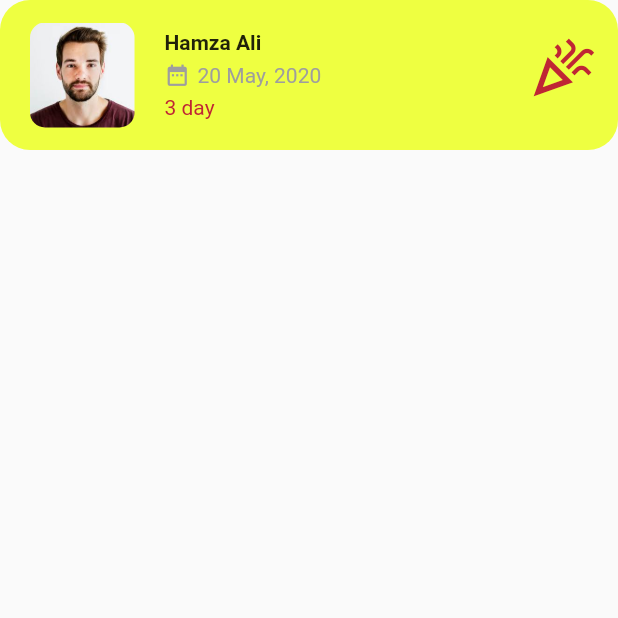
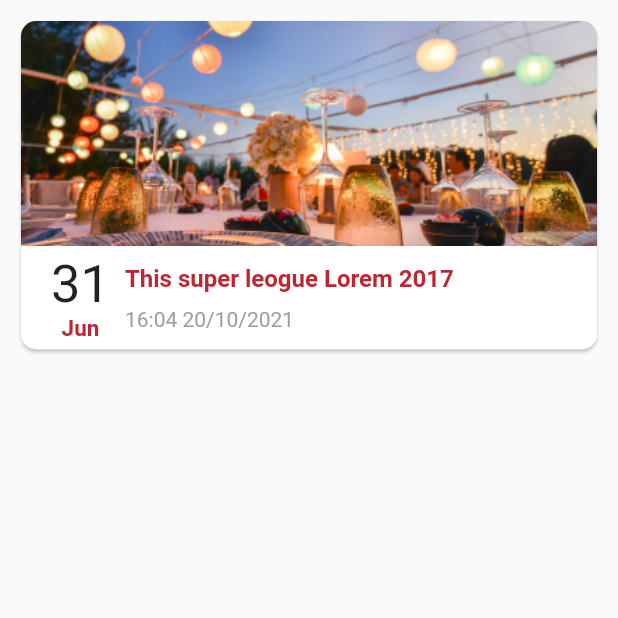
Before and after one commit to Soud-Haroon/Update_Task01, a Flutter app: the screen it shows after launch, after a tap on "Forget Password", on a phone screen of 412 x 824 dp, the top half of it. Run offline on Flutter 3.47's test engine with Material 2 defaults, Android fonts, the phone set to English and light mode, and no system bars.

Commit message:
images added

```diff
--- a/lib/cards/birthCard.dart
+++ b/lib/cards/birthCard.dart
@@ -9,13 +9,14 @@ class BirthDayCard extends StatelessWidget {
     return Scaffold(
       body: SafeArea(
         child: Container(
+          width: MediaQuery.of(context).size.width *0.9,
           height: 100,
           padding: EdgeInsets.symmetric(vertical: 15, horizontal: 20),
           decoration: BoxDecoration(
             borderRadius: BorderRadius.all(
               Radius.circular(20),
             ),
-            color: Colors.limeAccent,
+            color: Colors.white,
           ),
           child: Row(
             crossAxisAlignment: CrossAxisAlignment.center,
@@ -31,6 +32,7 @@ class BirthDayCard extends StatelessWidget {
               Column(
                 crossAxisAlignment: CrossAxisAlignment.start,
                 mainAxisAlignment: MainAxisAlignment.spaceEvenly,
+                mainAxisSize: MainAxisSize.min,
                 children: [
                   Text('Hamza Ali', style: TextStyle(fontWeight: FontWeight.bold)),
                   Row(
--- /dev/null
+++ b/lib/cards/eventCard.dart
@@ -0,0 +1,79 @@
+import 'package:flutter/material.dart';
+import 'package:update_task01/cards/announCard.dart';
+
+class EventCard extends StatelessWidget {
+  @override
+  Widget build(BuildContext context) {
+    return Scaffold(
+      body: SafeArea(
+        child: Padding(
+          padding: const EdgeInsets.all(10),
+          child: GestureDetector(
+            onTap: () {
+              // Navigator.of(context)
+              //     .push(MaterialPageRoute(builder: (context) => Screen21()));
+            },
+            child: Card(
+              clipBehavior: Clip.antiAlias,
+              shape: RoundedRectangleBorder(
+                borderRadius: BorderRadius.circular(10),
+              ),
+              child: Container(
+                child: Column(
+                  mainAxisSize: MainAxisSize.min,
+                  children: [
+                    Stack(
+                      children: [
+                        Image(
+                          image: AssetImage('assets/back_2.png'),
+                          height: 150,
+                          width: MediaQuery.of(context).size.width,
+                          fit: BoxFit.cover,
+                        ),
+                      ],
+                    ),
+                    Padding(
+                      padding: const EdgeInsets.symmetric(horizontal: 20,vertical: 5),
+                      child: Row(
+                        children: [
+                          Column(
+                            children: [
+                              Text(
+                                '31',
+                                style: TextStyle(fontSize: 35),
+                              ),
+                              Text('Jun',
+                                  style: TextStyle(
+                                      color: darkRed, fontSize: 15,fontWeight: FontWeight.bold)), //color red
+                            ],
+                          ),
+                          SizedBox(width: 10),
+                          Column(
+                            crossAxisAlignment: CrossAxisAlignment.start,
+                            children: [
+                              Text(
+                                'This super leogue Lorem 2017',
+                                style: TextStyle(
+                                  fontSize: 16,
+                                  color: darkRed,
+                                  fontWeight: FontWeight.bold,
+                                ),
+                              ), //color red
+                              SizedBox(height: 10),
+                              Text('16:04 20/10/2021',
+                                  style: TextStyle(color: Colors.grey)),
+                            ],
+                          ),
+                        ],
+                      ),
+                    ),
+                  ],
+                ),
+              ),
+            ),
+          ),
+        ),
+      ),
+    );
+  }
+}
--- a/lib/sign_in.dart
+++ b/lib/sign_in.dart
@@ -1,6 +1,8 @@
 import 'package:flutter/material.dart';
 import 'package:update_task01/cards/announCard.dart';
 import 'package:update_task01/cards/birthCard.dart';
+import 'package:update_task01/cards/eventCard.dart';
+import 'package:update_task01/cards/leaveCard.dart';
 import 'package:update_task01/home.dart';
 import 'package:update_task01/main_info.dart';
 
@@ -144,7 +146,7 @@ class _SignInState extends State<SignIn> {
                   ),
                   onPressed: () {
                     Navigator.of(context)
-                    .push(MaterialPageRoute(builder: (context) => BirthDayCard()));
+                    .push(MaterialPageRoute(builder: (context) => EventCard()));
                   },
                 ),
               ],
```
Also changed, not shown: lib/cards/leaveCard.dart (added, +44 -0 lines), assets/back_1.png (added), assets/back_2.png (added).
